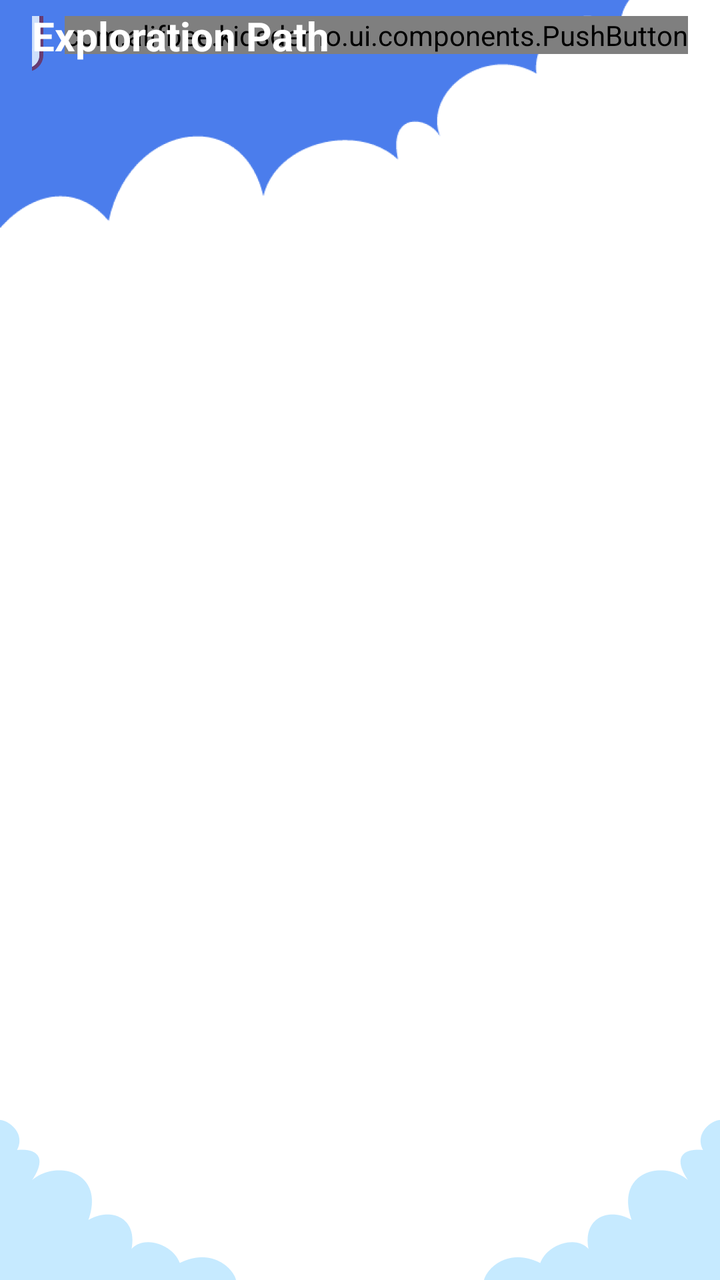
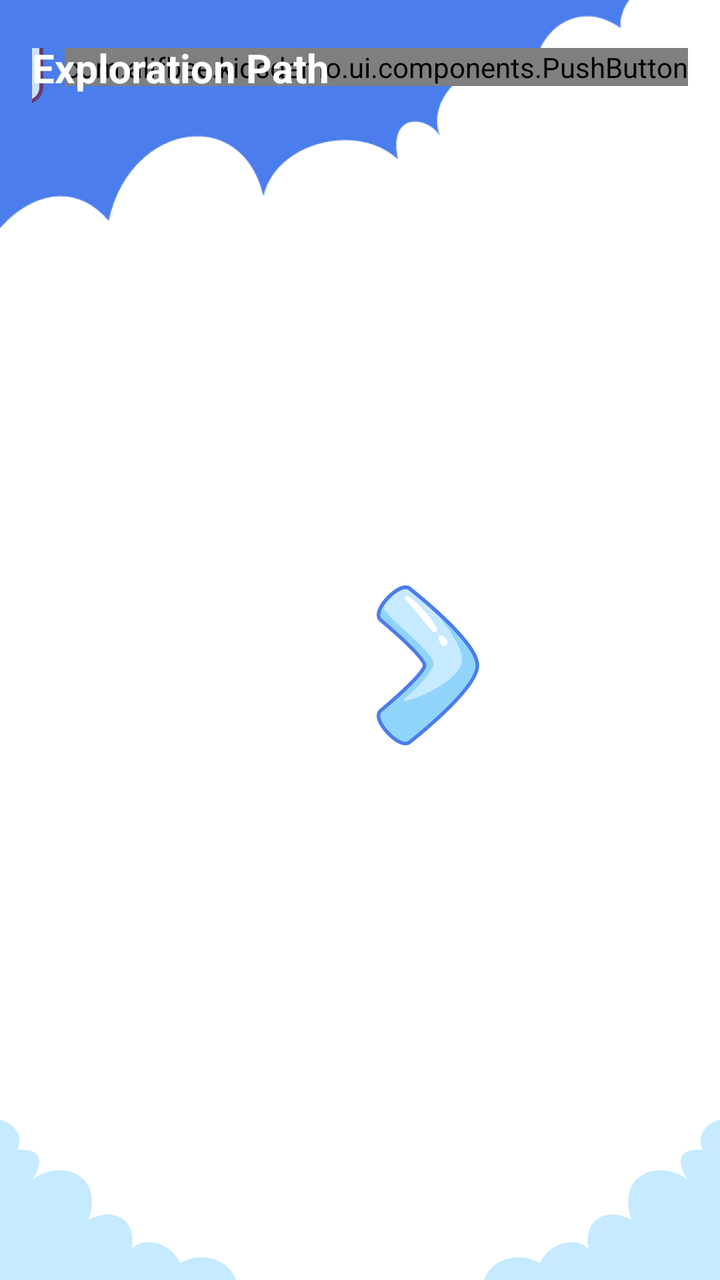

The first picture is an Android layout as it rendered before a commit; the second is the same layout after the commit. The layout source and the unified diff follow.
<!-- AndroidManifest.xml: application theme Theme.KidsDemo -->
<!-- res/layout/fragment_home.xml -->
<?xml version="1.0" encoding="utf-8"?>
<androidx.constraintlayout.widget.ConstraintLayout xmlns:android="http://schemas.android.com/apk/res/android"
    xmlns:app="http://schemas.android.com/apk/res-auto"
    android:id="@+id/home_root"
    android:layout_width="match_parent"
    android:layout_height="match_parent"
    android:background="@color/white">

    <ImageView
        android:id="@+id/cloud_1"
        android:layout_width="wrap_content"
        android:layout_height="wrap_content"
        android:src="@drawable/cloud_1"
        app:layout_constraintStart_toStartOf="parent"
        app:layout_constraintTop_toTopOf="parent" />

    <androidx.constraintlayout.widget.ConstraintLayout
        android:id="@+id/header"
        android:layout_width="0dp"
        android:layout_height="wrap_content"
        android:paddingHorizontal="@dimen/spacing_md"
        android:paddingVertical="@dimen/spacing_sm"
        app:layout_constraintEnd_toEndOf="parent"
        app:layout_constraintStart_toStartOf="parent"
        app:layout_constraintTop_toTopOf="parent">

        <com.alifbee.kidsdemo.ui.components.PushButton
            android:id="@+id/more_by_us_button"
            android:layout_width="wrap_content"
            android:layout_height="wrap_content"
            app:pbBaseColor="@color/more_by_us_base"
            app:pbCornerRadius="28dp"
            app:pbDepth="6dp"
            app:pbFaceColor="@color/brand_blue"
            app:pbIcon="@drawable/ic_alifbee"
            app:pbText="@string/more_by_us"
            app:pbTextColor="@color/white"
            app:layout_constraintEnd_toEndOf="parent"
            app:layout_constraintTop_toTopOf="parent" />

        <ImageView
            android:id="@+id/music_button"
            android:layout_width="36dp"
            android:layout_height="37dp"
            android:layout_marginEnd="11dp"
            android:contentDescription="@string/cd_background_music"
            android:scaleType="fitCenter"
            android:src="@drawable/ic_music_on"
            app:layout_constraintBottom_toBottomOf="@id/more_by_us_button"
            app:layout_constraintEnd_toStartOf="@id/more_by_us_button"
            app:layout_constraintTop_toTopOf="@id/more_by_us_button" />

        <TextView
            android:id="@+id/header_title"
            android:layout_width="wrap_content"
            android:layout_height="wrap_content"
            android:text="@string/exploration_path"
            android:textColor="@color/white"
            android:textSize="@dimen/text_title"
            android:textStyle="bold"
            app:layout_constraintBottom_toBottomOf="@id/more_by_us_button"
            app:layout_constraintStart_toStartOf="parent"
            app:layout_constraintTop_toTopOf="@id/more_by_us_button" />

    </androidx.constraintlayout.widget.ConstraintLayout>

    <ImageView
        android:id="@+id/cloud_2"
        android:layout_width="wrap_content"
        android:layout_height="wrap_content"
        android:src="@drawable/cloud_2"
        app:layout_constraintBottom_toBottomOf="parent"
        app:layout_constraintStart_toStartOf="parent" />

    <ImageView
        android:id="@+id/cloud_3"
        android:layout_width="wrap_content"
        android:layout_height="wrap_content"
        android:src="@drawable/cloud_3"
        app:layout_constraintBottom_toBottomOf="parent"
        app:layout_constraintEnd_toEndOf="parent" />

    <androidx.viewpager2.widget.ViewPager2
        android:id="@+id/category_pager"
        android:layout_width="327dp"
        android:layout_height="264dp"
        app:layout_constraintBottom_toBottomOf="parent"
        app:layout_constraintEnd_toEndOf="parent"
        app:layout_constraintStart_toStartOf="parent"
        app:layout_constraintTop_toTopOf="parent" />

    <ImageButton
        android:id="@+id/left_arrow"
        android:layout_width="56dp"
        android:layout_height="80dp"
        android:layout_marginEnd="40dp"
        android:background="@android:color/transparent"
        android:scaleType="fitCenter"
        android:src="@drawable/ic_left_arrow"
        android:stateListAnimator="@animator/press_scale"
        android:visibility="invisible"
        app:layout_constraintBottom_toBottomOf="@id/category_pager"
        app:layout_constraintEnd_toStartOf="@id/category_pager"
        app:layout_constraintTop_toTopOf="@id/category_pager" />

    <ImageButton
        android:id="@+id/right_arrow"
        android:layout_width="56dp"
        android:layout_height="80dp"
        android:layout_marginStart="40dp"
        android:background="@android:color/transparent"
        android:scaleType="fitCenter"
        android:src="@drawable/ic_right_arrow"
        android:stateListAnimator="@animator/press_scale"
        app:layout_constraintBottom_toBottomOf="@id/category_pager"
        app:layout_constraintStart_toEndOf="@id/category_pager"
        app:layout_constraintTop_toTopOf="@id/category_pager" />

</androidx.constraintlayout.widget.ConstraintLayout>
<!-- resources referenced by this layout -->
<resources>
  <color name="brand_blue">#4B7DEC</color>
  <color name="more_by_us_base">#683B72</color>
  <color name="white">#FFFFFFFF</color>
  <dimen name="spacing_md">16dp</dimen>
  <dimen name="spacing_sm">8dp</dimen>
  <dimen name="text_title">20sp</dimen>
  <!-- drawable cloud_1: png bitmap (drawable-hdpi, 6851 bytes) -->
  <!-- drawable cloud_2: png bitmap (drawable-hdpi, 1809 bytes) -->
  <!-- drawable cloud_3: png bitmap (drawable-hdpi, 1780 bytes) -->
  <!-- drawable ic_alifbee: vector/xml drawable (drawable, 13250 chars, omitted) -->
  <!-- drawable ic_left_arrow: vector/xml drawable (drawable, 4846 chars, omitted) -->
  <!-- drawable ic_music_on: vector/xml drawable (drawable, 5079 chars, omitted) -->
  <!-- drawable ic_right_arrow: vector/xml drawable (drawable, 4808 chars, omitted) -->
  <string name="cd_background_music">Background music</string>
  <string name="exploration_path">Exploration Path</string>
  <string name="more_by_us">More By Us</string>
  <style name="Theme.KidsDemo" parent="Base.Theme.KidsDemo" />
  <style name="Base.Theme.KidsDemo" parent="Theme.Material3.DayNight.NoActionBar">
          <item name="colorPrimary">@color/brand_blue</item>
          <item name="colorOnPrimary">@color/white</item>
          <item name="colorSecondary">@color/accent_purple</item>
          <item name="android:windowBackground">@color/brand_blue</item>
          <item name="android:statusBarColor">@android:color/transparent</item>
          <item name="android:navigationBarColor">@android:color/transparent</item>
          <item name="android:fontFamily">sans-serif</item>
      </style>
  <color name="accent_purple">#5B49CF</color>
</resources>

<!-- the commit's change to res/layout/fragment_home.xml (unified diff, before → after) -->
@@ -14,10 +14,63 @@
         app:layout_constraintStart_toStartOf="parent"
         app:layout_constraintTop_toTopOf="parent" />
 
+    <ImageView
+        android:id="@+id/cloud_2"
+        android:layout_width="wrap_content"
+        android:layout_height="wrap_content"
+        android:src="@drawable/cloud_2"
+        app:layout_constraintBottom_toBottomOf="parent"
+        app:layout_constraintStart_toStartOf="parent" />
+
+    <ImageView
+        android:id="@+id/cloud_3"
+        android:layout_width="wrap_content"
+        android:layout_height="wrap_content"
+        android:src="@drawable/cloud_3"
+        app:layout_constraintBottom_toBottomOf="parent"
+        app:layout_constraintEnd_toEndOf="parent" />
+
+    <androidx.viewpager2.widget.ViewPager2
+        android:id="@+id/category_pager"
+        android:layout_width="0dp"
+        android:layout_height="0dp"
+        android:layout_marginBottom="35dp"
+        app:layout_constraintBottom_toBottomOf="parent"
+        app:layout_constraintEnd_toEndOf="parent"
+        app:layout_constraintStart_toStartOf="parent"
+        app:layout_constraintTop_toBottomOf="@+id/header" />
+
+
+    <ImageButton
+        android:id="@+id/left_arrow"
+        android:layout_width="56dp"
+        android:layout_height="80dp"
+        android:background="@android:color/transparent"
+        android:scaleType="fitCenter"
+        android:src="@drawable/ic_left_arrow"
+        android:stateListAnimator="@animator/press_scale"
+        android:visibility="invisible"
+        app:layout_constraintBottom_toBottomOf="@+id/category_pager"
+        app:layout_constraintStart_toEndOf="@+id/cloud_2"
+        app:layout_constraintTop_toTopOf="@+id/category_pager" />
+
+    <ImageButton
+        android:id="@+id/right_arrow"
+        android:layout_width="56dp"
+        android:layout_height="80dp"
+        android:background="@android:color/transparent"
+        android:scaleType="fitCenter"
+        android:src="@drawable/ic_right_arrow"
+        android:stateListAnimator="@animator/press_scale"
+        app:layout_constraintBottom_toBottomOf="@+id/category_pager"
+        app:layout_constraintEnd_toStartOf="@+id/cloud_3"
+        app:layout_constraintTop_toTopOf="@+id/category_pager" />
+
     <androidx.constraintlayout.widget.ConstraintLayout
         android:id="@+id/header"
         android:layout_width="0dp"
         android:layout_height="wrap_content"
+        android:layout_marginTop="@dimen/spacing_md"
         android:paddingHorizontal="@dimen/spacing_md"
         android:paddingVertical="@dimen/spacing_sm"
         app:layout_constraintEnd_toEndOf="parent"
@@ -28,15 +81,15 @@
             android:id="@+id/more_by_us_button"
             android:layout_width="wrap_content"
             android:layout_height="wrap_content"
+            app:layout_constraintEnd_toEndOf="parent"
+            app:layout_constraintTop_toTopOf="parent"
             app:pbBaseColor="@color/more_by_us_base"
             app:pbCornerRadius="28dp"
             app:pbDepth="6dp"
             app:pbFaceColor="@color/brand_blue"
             app:pbIcon="@drawable/ic_alifbee"
             app:pbText="@string/more_by_us"
-            app:pbTextColor="@color/white"
-            app:layout_constraintEnd_toEndOf="parent"
-            app:layout_constraintTop_toTopOf="parent" />
+            app:pbTextColor="@color/white" />
 
         <ImageView
             android:id="@+id/music_button"
@@ -64,56 +117,4 @@
 
     </androidx.constraintlayout.widget.ConstraintLayout>
 
-    <ImageView
-        android:id="@+id/cloud_2"
-        android:layout_width="wrap_content"
-        android:layout_height="wrap_content"
-        android:src="@drawable/cloud_2"
-        app:layout_constraintBottom_toBottomOf="parent"
-        app:layout_constraintStart_toStartOf="parent" />
-
-    <ImageView
-        android:id="@+id/cloud_3"
-        android:layout_width="wrap_content"
-        android:layout_height="wrap_content"
-        android:src="@drawable/cloud_3"
-        app:layout_constraintBottom_toBottomOf="parent"
-        app:layout_constraintEnd_toEndOf="parent" />
-
-    <androidx.viewpager2.widget.ViewPager2
-        android:id="@+id/category_pager"
-        android:layout_width="327dp"
-        android:layout_height="264dp"
-        app:layout_constraintBottom_toBottomOf="parent"
-        app:layout_constraintEnd_toEndOf="parent"
-        app:layout_constraintStart_toStartOf="parent"
-        app:layout_constraintTop_toTopOf="parent" />
-
-    <ImageButton
-        android:id="@+id/left_arrow"
-        android:layout_width="56dp"
-        android:layout_height="80dp"
-        android:layout_marginEnd="40dp"
-        android:background="@android:color/transparent"
-        android:scaleType="fitCenter"
-        android:src="@drawable/ic_left_arrow"
-        android:stateListAnimator="@animator/press_scale"
-        android:visibility="invisible"
-        app:layout_constraintBottom_toBottomOf="@id/category_pager"
-        app:layout_constraintEnd_toStartOf="@id/category_pager"
-        app:layout_constraintTop_toTopOf="@id/category_pager" />
-
-    <ImageButton
-        android:id="@+id/right_arrow"
-        android:layout_width="56dp"
-        android:layout_height="80dp"
-        android:layout_marginStart="40dp"
-        android:background="@android:color/transparent"
-        android:scaleType="fitCenter"
-        android:src="@drawable/ic_right_arrow"
-        android:stateListAnimator="@animator/press_scale"
-        app:layout_constraintBottom_toBottomOf="@id/category_pager"
-        app:layout_constraintStart_toEndOf="@id/category_pager"
-        app:layout_constraintTop_toTopOf="@id/category_pager" />
-
 </androidx.constraintlayout.widget.ConstraintLayout>
